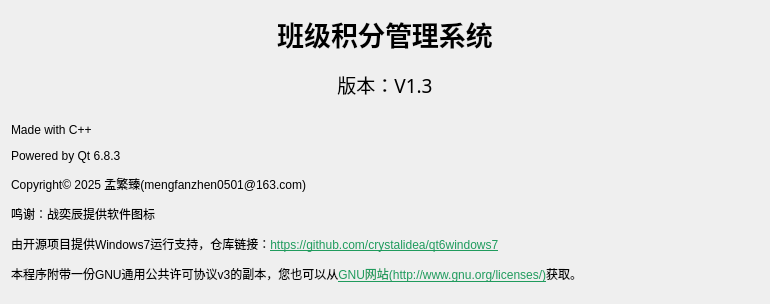
First picture: the form in ui/about_info_dialog.ui, repository fz1251/ClassScoreManager, before the edit.
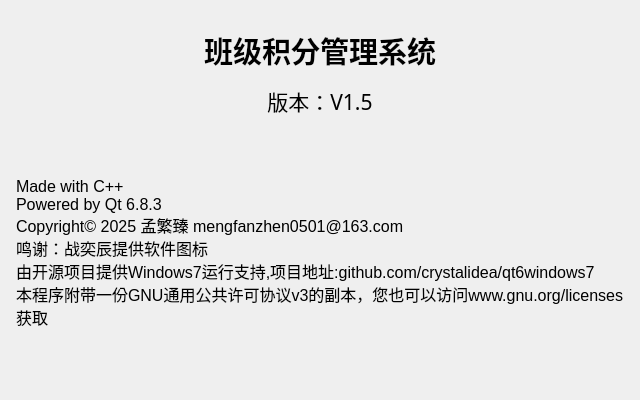
Second picture: the form after the edit.

The edit to the form file:
```diff
--- a/ui/about_info_dialog.ui
+++ b/ui/about_info_dialog.ui
@@ -6,20 +6,52 @@
    <rect>
     <x>0</x>
     <y>0</y>
-    <width>770</width>
-    <height>304</height>
+    <width>640</width>
+    <height>400</height>
    </rect>
   </property>
   <property name="windowTitle">
    <string>关于</string>
   </property>
-  <layout class="QVBoxLayout" name="verticalLayout" stretch="1,1,4">
+  <property name="styleSheet">
+   <string notr="true"/>
+  </property>
+  <layout class="QVBoxLayout" name="OuterVLayout" stretch="0">
+   <property name="spacing">
+    <number>0</number>
+   </property>
+   <property name="leftMargin">
+    <number>0</number>
+   </property>
+   <property name="topMargin">
+    <number>0</number>
+   </property>
+   <property name="rightMargin">
+    <number>0</number>
+   </property>
+   <property name="bottomMargin">
+    <number>0</number>
+   </property>
+   <item>
+    <layout class="QVBoxLayout" name="textVLayout" stretch="1,1,5">
+     <property name="leftMargin">
+      <number>16</number>
+     </property>
+     <property name="topMargin">
+      <number>25</number>
+     </property>
+     <property name="rightMargin">
+      <number>16</number>
+     </property>
+     <property name="bottomMargin">
+      <number>20</number>
+     </property>
    <item>
     <widget class="QLabel" name="label">
      <property name="font">
       <font>
        <family>黑体</family>
-       <pointsize>20</pointsize>
+         <pointsize>22</pointsize>
        <bold>true</bold>
       </font>
      </property>
@@ -36,11 +68,11 @@
      <property name="font">
       <font>
        <family>宋体</family>
-       <pointsize>14</pointsize>
+         <pointsize>16</pointsize>
       </font>
      </property>
      <property name="text">
-      <string>版本：V1.3</string>
+        <string>版本：V1.5</string>
      </property>
      <property name="alignment">
       <set>Qt::AlignmentFlag::AlignCenter</set>
@@ -49,8 +81,18 @@
    </item>
    <item>
     <widget class="QLabel" name="label_3">
+       <property name="font">
+        <font>
+         <pointsize>12</pointsize>
+        </font>
+       </property>
      <property name="text">
-      <string>&lt;html&gt;&lt;head/&gt;&lt;body&gt;&lt;p&gt;Made with C++&lt;/p&gt;&lt;p&gt;Powered by Qt 6.8.3&lt;/p&gt;&lt;p&gt;Copyright© 2025 孟繁臻(mengfanzhen0501@163.com)&lt;/p&gt;&lt;p&gt;鸣谢：战奕辰提供软件图标 &lt;/p&gt;&lt;p&gt;由开源项目提供Windows7运行支持，仓库链接：&lt;a href=&quot;https://github.com/crystalidea/qt6windows7&quot;&gt;&lt;span style=&quot; text-decoration: underline; color:#1f9b5d;&quot;&gt;https://github.com/crystalidea/qt6windows7&lt;/span&gt;&lt;/a&gt;&lt;/p&gt;&lt;p&gt;本程序附带一份GNU通用公共许可协议v3的副本，您也可以从&lt;a href=&quot;http://www.gnu.org/licenses/&quot;&gt;&lt;span style=&quot; text-decoration: underline; color:#1f9b5d;&quot;&gt;GNU网站(http://www.gnu.org/licenses/)&lt;/span&gt;&lt;/a&gt;获取。&lt;/p&gt;&lt;/body&gt;&lt;/html&gt;</string>
+        <string>Made with C++
+Powered by Qt 6.8.3
+Copyright© 2025 孟繁臻 mengfanzhen0501@163.com
+鸣谢：战奕辰提供软件图标
+由开源项目提供Windows7运行支持,项目地址:github.com/crystalidea/qt6windows7
+本程序附带一份GNU通用公共许可协议v3的副本，您也可以访问www.gnu.org/licenses获取</string>
      </property>
      <property name="wordWrap">
       <bool>true</bool>
@@ -59,6 +101,8 @@
       <number>0</number>
      </property>
     </widget>
+     </item>
+    </layout>
    </item>
   </layout>
  </widget>
```
Lines whose indentation alone changed are shown as unchanged.
